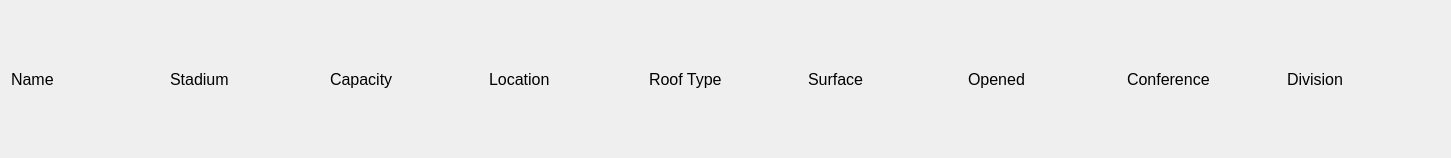
The window that NFLProject/W_SortedList.ui (kirtanbhatt1/Project-2) describes before a commit, drawn with Qt 5.
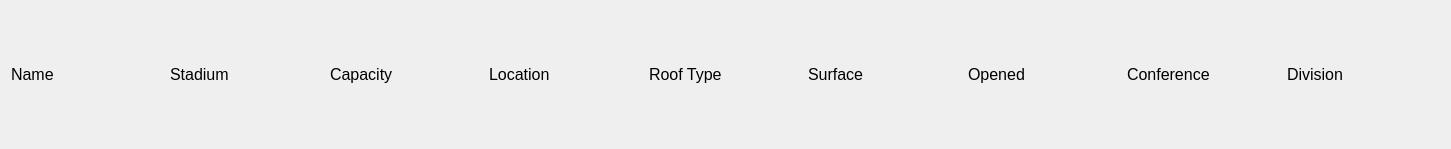
The same window after the commit.

Diff of the .ui file:
```diff
--- a/NFLProject/W_SortedList.ui
+++ b/NFLProject/W_SortedList.ui
@@ -7,7 +7,7 @@
     <x>0</x>
     <y>0</y>
     <width>1451</width>
-    <height>158</height>
+    <height>149</height>
    </rect>
   </property>
   <property name="windowTitle">
```
